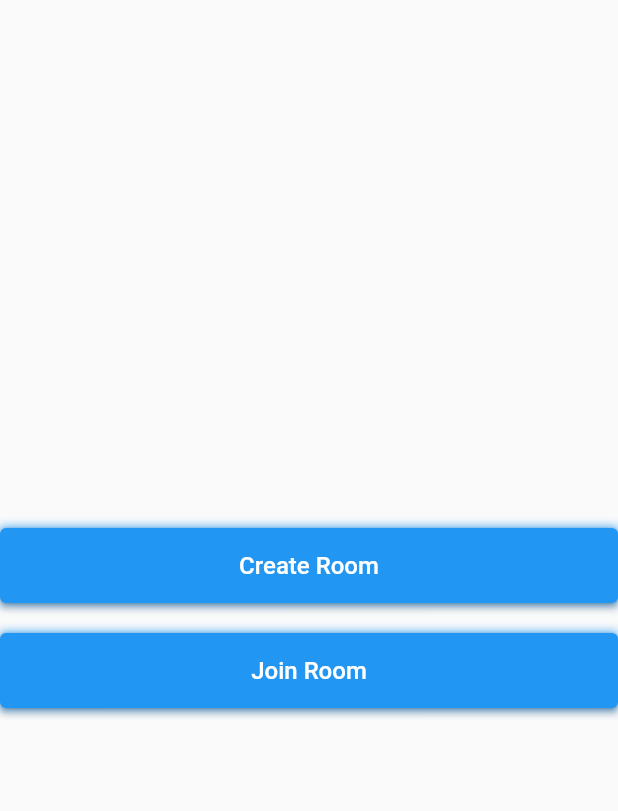
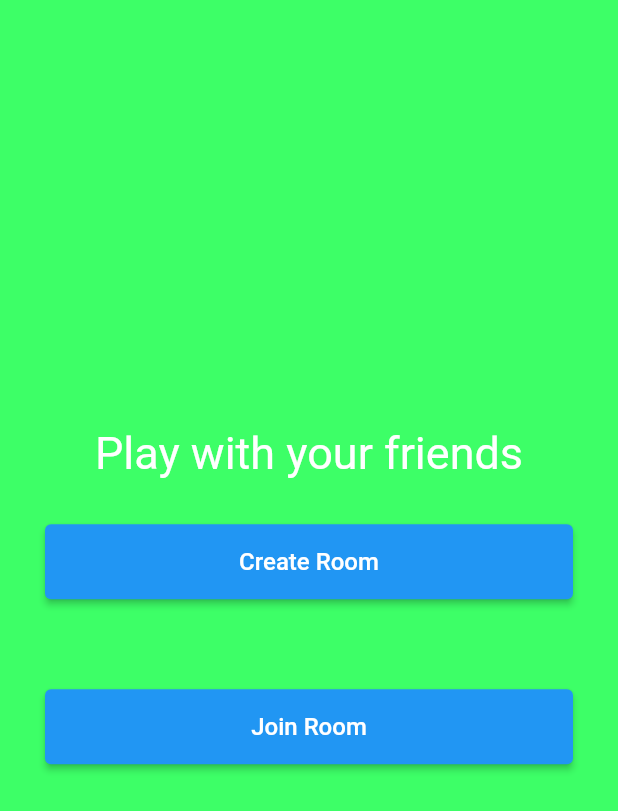
Before and after one commit to suriyarichard/muiltplay, a Flutter app: the MainMenuScreen screen opened by its route, on a phone screen of 412 x 824 dp. Shown: the top 811 px of the screen. Run offline on Flutter 3.47's test engine with Material 2 defaults, Android fonts, the phone set to English and light mode, and no system bars; our stand-ins replace google_fonts, google_mobile_ads, lottie, socket_io_client; network calls fail.

Commit message:
ui update in game

```diff
--- a/lib/main.dart
+++ b/lib/main.dart
@@ -8,6 +8,7 @@ import 'package:muiltplay/screens/muiltplayer/create_room_screen.dart';
 import 'package:muiltplay/screens/muiltplayer/game_screen.dart';
 import 'package:muiltplay/screens/muiltplayer/join_room_screen.dart';
 import 'package:muiltplay/screens/muiltplayer/main_menu_screen.dart';
+import 'package:muiltplay/utils/colors.dart';
 import 'package:provider/provider.dart';
 
 void main() {
@@ -24,6 +25,9 @@ class MyApp extends StatelessWidget {
       create: (context) => RoomDataProvider(),
       child: MaterialApp(
         title: 'Game',
+        theme: ThemeData.dark().copyWith(
+          scaffoldBackgroundColor: bgColor,
+        ),
         debugShowCheckedModeBanner: false,
         home: HomeScreen(),
         routes: {
--- a/lib/screens/muiltplayer/main_menu_screen.dart
+++ b/lib/screens/muiltplayer/main_menu_screen.dart
@@ -23,14 +23,25 @@ class MainMenuScreen extends StatelessWidget {
         child: Column(
           mainAxisAlignment: MainAxisAlignment.center,
           children: [
-            CustomButton(
-              onTap: () => createRoom(context),
-              text: 'Create Room',
+            Text(
+              "Play with your friends",
+              style: TextStyle(fontSize: 30),
             ),
-            const SizedBox(height: 20),
-            CustomButton(
-              onTap: () => joinRoom(context),
-              text: 'Join Room',
+
+            Padding(
+              padding: const EdgeInsets.all(30.0),
+              child: CustomButton(
+                onTap: () => createRoom(context),
+                text: 'Create Room',
+              ),
+            ),
+            // const SizedBox(height: 20),
+            Padding(
+              padding: const EdgeInsets.all(30.0),
+              child: CustomButton(
+                onTap: () => joinRoom(context),
+                text: 'Join Room',
+              ),
             ),
           ],
         ),
--- a/lib/utils/colors.dart
+++ b/lib/utils/colors.dart
@@ -1,3 +1,8 @@
 import 'package:flutter/material.dart';
 
-const bgColor = Color.fromRGBO(16, 13, 34, 1);
+// const bgColor = Color.fromRGBO(245, 40, 145, 1);
+const bgColor = Color.fromARGB(255, 61, 255, 103);
+const textC = Color.fromARGB(255, 0, 193, 252);
+
+
+// const bgColor = Color;
--- a/lib/widgets/custom_button.dart
+++ b/lib/widgets/custom_button.dart
@@ -16,14 +16,14 @@ class CustomButton extends StatelessWidget {
 
     return Container(
       decoration: const BoxDecoration(
-        boxShadow: [
-          BoxShadow(
-            color: Colors.blue,
-            blurRadius: 5,
-            spreadRadius: 0,
-          )
-        ],
-      ),
+          // boxShadow: [
+          //   BoxShadow(
+          //     color: Color.fromARGB(255, 252, 0, 0),
+          //     blurRadius: 5,
+          //     spreadRadius: 0,
+          //   )
+          // ],
+          ),
       child: ElevatedButton(
         onPressed: onTap,
         child: Text(
--- a/lib/widgets/custom_text.dart
+++ b/lib/widgets/custom_text.dart
@@ -1,12 +1,12 @@
 import 'package:flutter/material.dart';
 
 class CustomText extends StatelessWidget {
-  final List<Shadow> shadows;
+  // final List<Shadow> shadows;
   final String text;
   final double fontSize;
   const CustomText({
     Key? key,
-    required this.shadows,
+    // required this.shadows,
     required this.text,
     required this.fontSize,
   }) : super(key: key);
@@ -19,7 +19,7 @@ class CustomText extends StatelessWidget {
         color: Colors.white,
         fontWeight: FontWeight.bold,
         fontSize: fontSize,
-        shadows: shadows,
+        // shadows: shadows,
       ),
     );
   }
```
Also changed, not shown: lib/screens/muiltplayer/create_room_screen.dart (+6 -6 lines), lib/screens/muiltplayer/join_room_screen.dart (+6 -7 lines), lib/views/tictactoe_board.dart (+10 -4 lines), lib/views/waiting_lobby.dart (+46 -3 lines), lib/widgets/custom_textfield.dart (+10 -10 lines), lib/widgets/waitingCard.dart (added, +43 -0 lines).
